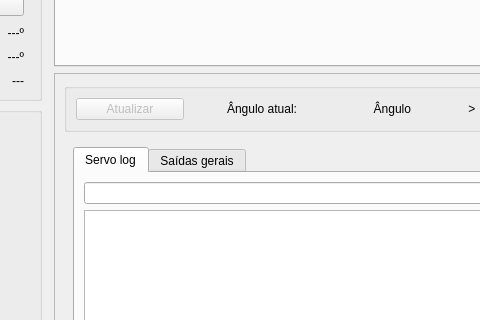
Old version of the form mainwindow.ui in the repository LucasDuarte026/QTMaat; both pictures show x 272 to 752 and y 222 to 542 of the 1248 by 711 pixel window.
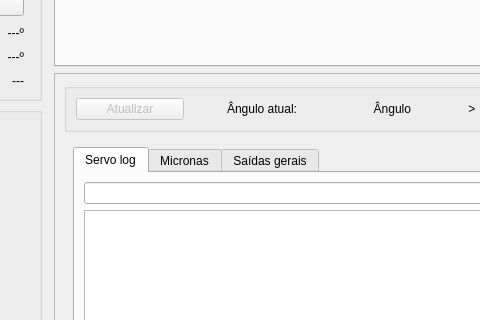
New version of the form. The open tabs and pages were chosen to show the change. Icons and pictures are not drawn.

What changed in the file:
```diff
--- a/mainwindow.ui
+++ b/mainwindow.ui
@@ -952,6 +952,11 @@
                 </item>
                </layout>
               </widget>
+              <widget class="QWidget" name="tab_4">
+               <attribute name="title">
+                <string>Micronas</string>
+               </attribute>
+              </widget>
               <widget class="QWidget" name="general_output">
                <attribute name="title">
                 <string>Saídas gerais</string>
```
Left out of the diff: 2 changed lines with no effect on the pictures.
